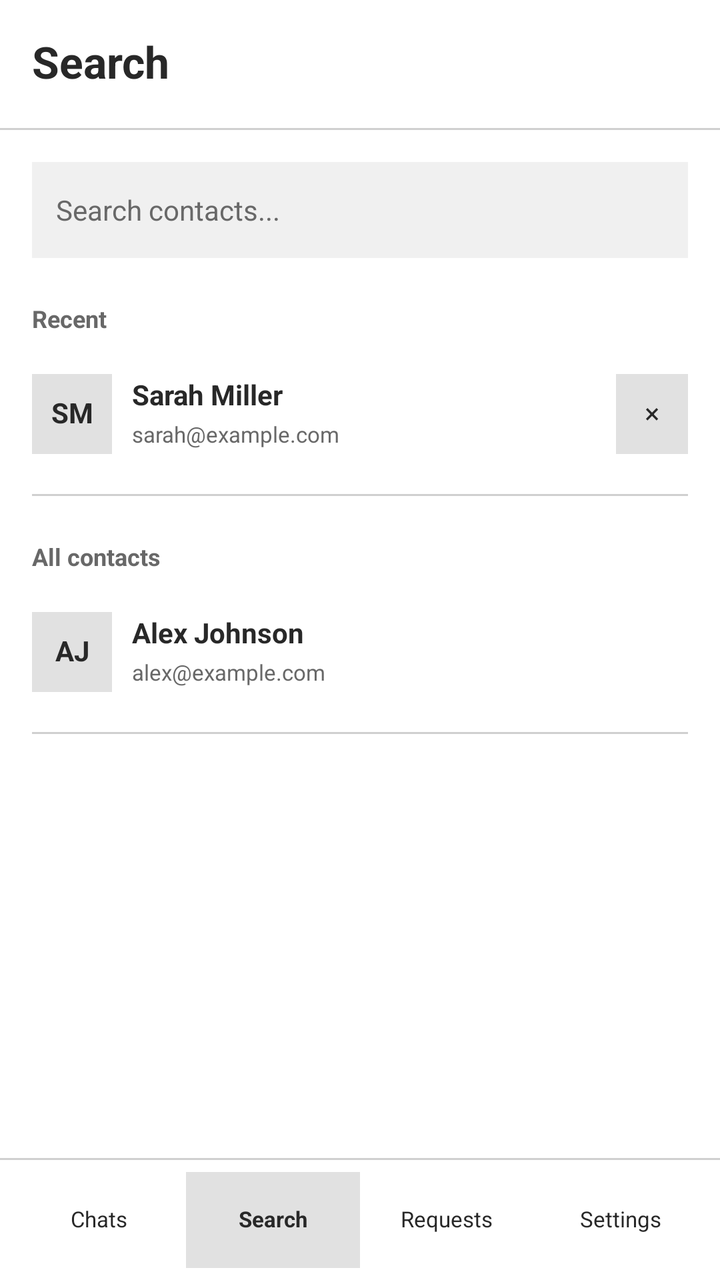
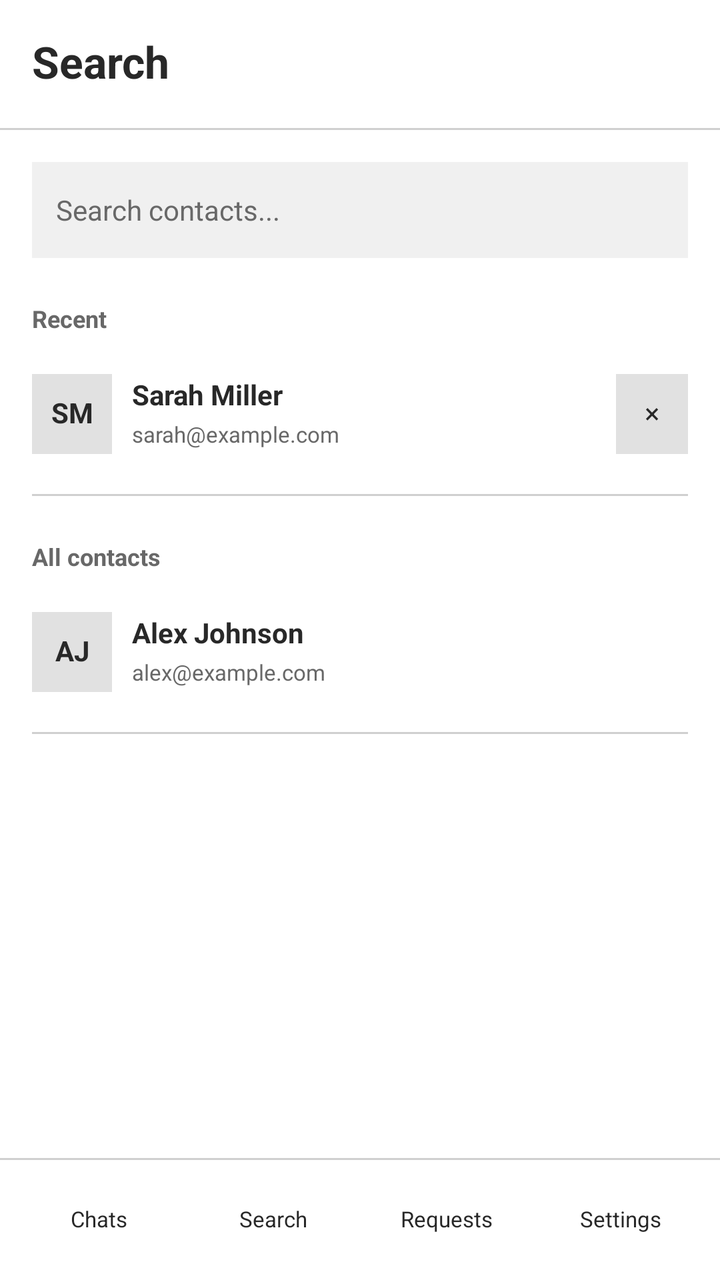

An Android layout rendered at two revisions. The XML below is the earlier revision; the diff shows what the commit changed to produce the second picture.
<!-- AndroidManifest.xml: application theme Theme.OffGrid -->
<!-- res/layout/screen_search.xml -->
<?xml version="1.0" encoding="utf-8"?>
<LinearLayout
    xmlns:android="http://schemas.android.com/apk/res/android"
    xmlns:tools="http://schemas.android.com/tools"
    android:layout_width="match_parent"
    android:layout_height="match_parent"
    android:id="@+id/search_screen"
    android:orientation="vertical"
    android:background="#FFFFFF"
    android:layoutDirection="ltr"
    tools:layout_width="360dp"
    tools:layout_height="720dp"
    tools:ignore="HardcodedText">
    <LinearLayout
        android:layout_width="match_parent"
        android:layout_height="64dp"
        android:orientation="horizontal"
        android:gravity="center_vertical"
        android:paddingStart="16dp"
        android:paddingEnd="12dp">
        <TextView
            android:layout_width="0dp"
            android:layout_height="wrap_content"
            android:text="Search"
            android:textSize="22sp"
            android:textColor="#282828"
            android:fontFamily="sans-serif"
            android:textStyle="bold"
            android:includeFontPadding="false"
            android:layout_weight="1" />
    </LinearLayout>
    <View
        android:layout_width="match_parent"
        android:layout_height="1dp"
        android:background="#D0D0D0" />
    <ScrollView
        android:layout_width="match_parent"
        android:layout_height="0dp"
        android:layout_weight="1"
        android:fillViewport="true"
        android:scrollbars="none">
        <LinearLayout
            android:layout_width="match_parent"
            android:layout_height="wrap_content"
            android:id="@+id/search_content"
            android:orientation="vertical"
            android:padding="16dp">
            <android.widget.EditText
                android:layout_width="match_parent"
                android:layout_height="48dp"
                android:id="@+id/search_query"
                android:hint="Search contacts..."
                android:inputType="textFilter"
                android:textSize="14sp"
                android:textColor="#282828"
                android:textColorHint="#686868"
                android:background="#F0F0F0"
                android:backgroundTint="#F0F0F0"
                android:fontFamily="sans-serif"
                android:paddingStart="12dp"
                android:paddingEnd="12dp"
                android:paddingTop="8dp"
                android:paddingBottom="8dp"
                android:gravity="center_vertical"
                android:singleLine="true"
                android:minWidth="0dp"
                android:minHeight="0dp"
                android:focusable="false"
                android:focusableInTouchMode="false"
                android:clickable="false"
                android:longClickable="false"
                android:cursorVisible="false"
                android:importantForAutofill="no"
                android:saveEnabled="false"
                android:contentDescription="Search contacts" />
            <TextView
                android:layout_width="match_parent"
                android:layout_height="wrap_content"
                android:text="Recent"
                android:textSize="12sp"
                android:textColor="#686868"
                android:fontFamily="sans-serif"
                android:textStyle="bold"
                android:includeFontPadding="false"
                android:layout_marginTop="24dp" />
            <LinearLayout
                android:layout_width="match_parent"
                android:layout_height="80dp"
                android:id="@+id/search_recent_sarah"
                android:orientation="horizontal"
                android:gravity="center_vertical">
                <TextView
                    android:layout_width="40dp"
                    android:layout_height="40dp"
                    android:text="SM"
                    android:textSize="14sp"
                    android:textColor="#282828"
                    android:fontFamily="sans-serif"
                    android:textStyle="bold"
                    android:includeFontPadding="false"
                    android:gravity="center"
                    android:background="#E1E1E1" />
                <LinearLayout
                    android:layout_width="0dp"
                    android:layout_height="wrap_content"
                    android:orientation="vertical"
                    android:layout_weight="1"
                    android:layout_marginStart="10dp">
                    <TextView
                        android:layout_width="match_parent"
                        android:layout_height="wrap_content"
                        android:text="Sarah Miller"
                        android:textSize="14sp"
                        android:textColor="#282828"
                        android:fontFamily="sans-serif"
                        android:textStyle="bold"
                        android:includeFontPadding="false" />
                    <TextView
                        android:layout_width="match_parent"
                        android:layout_height="wrap_content"
                        android:text="sarah@example.com"
                        android:textSize="11sp"
                        android:textColor="#686868"
                        android:fontFamily="sans-serif"
                        android:textStyle="normal"
                        android:includeFontPadding="false"
                        android:layout_marginTop="5dp"
                        android:maxLines="1"
                        android:ellipsize="end" />
                </LinearLayout>
                <android.widget.Button
                    android:layout_width="36dp"
                    android:layout_height="40dp"
                    android:id="@+id/search_remove_recent"
                    android:text="×"
                    android:textSize="14sp"
                    android:textColor="#282828"
                    android:background="#E1E1E1"
                    android:backgroundTint="#E1E1E1"
                    android:fontFamily="sans-serif"
                    android:textAllCaps="false"
                    android:textStyle="normal"
                    android:gravity="center"
                    android:minWidth="0dp"
                    android:minHeight="0dp"
                    android:padding="8dp"
                    android:elevation="0dp"
                    android:stateListAnimator="@null"
                    android:includeFontPadding="false"
                    android:clickable="false"
                    android:focusable="false"
                    android:contentDescription="Remove recent search" />
            </LinearLayout>
            <View
                android:layout_width="match_parent"
                android:layout_height="1dp"
                android:background="#D0D0D0" />
            <TextView
                android:layout_width="match_parent"
                android:layout_height="wrap_content"
                android:text="All contacts"
                android:textSize="12sp"
                android:textColor="#686868"
                android:fontFamily="sans-serif"
                android:textStyle="bold"
                android:includeFontPadding="false"
                android:layout_marginTop="24dp" />
            <LinearLayout
                android:layout_width="match_parent"
                android:layout_height="80dp"
                android:id="@+id/search_contact_alex"
                android:orientation="horizontal"
                android:gravity="center_vertical">
                <TextView
                    android:layout_width="40dp"
                    android:layout_height="40dp"
                    android:text="AJ"
                    android:textSize="14sp"
                    android:textColor="#282828"
                    android:fontFamily="sans-serif"
                    android:textStyle="bold"
                    android:includeFontPadding="false"
                    android:gravity="center"
                    android:background="#E1E1E1" />
                <LinearLayout
                    android:layout_width="0dp"
                    android:layout_height="wrap_content"
                    android:orientation="vertical"
                    android:layout_weight="1"
                    android:layout_marginStart="10dp">
                    <TextView
                        android:layout_width="match_parent"
                        android:layout_height="wrap_content"
                        android:text="Alex Johnson"
                        android:textSize="14sp"
                        android:textColor="#282828"
                        android:fontFamily="sans-serif"
                        android:textStyle="bold"
                        android:includeFontPadding="false" />
                    <TextView
                        android:layout_width="match_parent"
                        android:layout_height="wrap_content"
                        android:text="alex@example.com"
                        android:textSize="11sp"
                        android:textColor="#686868"
                        android:fontFamily="sans-serif"
                        android:textStyle="normal"
                        android:includeFontPadding="false"
                        android:layout_marginTop="5dp"
                        android:maxLines="1"
                        android:ellipsize="end" />
                </LinearLayout>
            </LinearLayout>
            <View
                android:layout_width="match_parent"
                android:layout_height="1dp"
                android:background="#D0D0D0" />
        </LinearLayout>
    </ScrollView>
    <View
        android:layout_width="match_parent"
        android:layout_height="1dp"
        android:background="#D0D0D0" />
    <LinearLayout
        android:layout_width="match_parent"
        android:layout_height="60dp"
        android:orientation="horizontal"
        android:gravity="center_vertical"
        android:padding="6dp">
        <android.widget.Button
            android:layout_width="0dp"
            android:layout_height="48dp"
            android:id="@+id/search_tab_chats"
            android:text="Chats"
            android:textSize="11sp"
            android:textColor="#282828"
            android:background="#FFFFFF"
            android:backgroundTint="#FFFFFF"
            android:fontFamily="sans-serif"
            android:textAllCaps="false"
            android:textStyle="normal"
            android:gravity="center"
            android:minWidth="0dp"
            android:minHeight="0dp"
            android:padding="2dp"
            android:elevation="0dp"
            android:stateListAnimator="@null"
            android:includeFontPadding="false"
            android:clickable="false"
            android:focusable="false"
            android:layout_weight="1" />
        <android.widget.Button
            android:layout_width="0dp"
            android:layout_height="48dp"
            android:id="@+id/search_tab_search"
            android:text="Search"
            android:textSize="11sp"
            android:textColor="#282828"
            android:background="#E1E1E1"
            android:backgroundTint="#E1E1E1"
            android:fontFamily="sans-serif"
            android:textAllCaps="false"
            android:textStyle="bold"
            android:gravity="center"
            android:minWidth="0dp"
            android:minHeight="0dp"
            android:padding="2dp"
            android:elevation="0dp"
            android:stateListAnimator="@null"
            android:includeFontPadding="false"
            android:clickable="false"
            android:focusable="false"
            android:layout_weight="1" />
        <android.widget.Button
            android:layout_width="0dp"
            android:layout_height="48dp"
            android:id="@+id/search_tab_requests"
            android:text="Requests"
            android:textSize="11sp"
            android:textColor="#282828"
            android:background="#FFFFFF"
            android:backgroundTint="#FFFFFF"
            android:fontFamily="sans-serif"
            android:textAllCaps="false"
            android:textStyle="normal"
            android:gravity="center"
            android:minWidth="0dp"
            android:minHeight="0dp"
            android:padding="2dp"
            android:elevation="0dp"
            android:stateListAnimator="@null"
            android:includeFontPadding="false"
            android:clickable="false"
            android:focusable="false"
            android:layout_weight="1" />
        <android.widget.Button
            android:layout_width="0dp"
            android:layout_height="48dp"
            android:id="@+id/search_tab_settings"
            android:text="Settings"
            android:textSize="11sp"
            android:textColor="#282828"
            android:background="#FFFFFF"
            android:backgroundTint="#FFFFFF"
            android:fontFamily="sans-serif"
            android:textAllCaps="false"
            android:textStyle="normal"
            android:gravity="center"
            android:minWidth="0dp"
            android:minHeight="0dp"
            android:padding="2dp"
            android:elevation="0dp"
            android:stateListAnimator="@null"
            android:includeFontPadding="false"
            android:clickable="false"
            android:focusable="false"
            android:layout_weight="1" />
    </LinearLayout>
</LinearLayout>
<!-- resources referenced by this layout -->
<resources>
  <style name="Theme.OffGrid" parent="Base.Theme.OffGrid" />
  <style name="Base.Theme.OffGrid" parent="Theme.Material3.Light.NoActionBar">
          <item name="android:fontFamily">sans-serif</item>
          <item name="android:windowBackground">@color/offgrid_background</item>
          <item name="colorSurface">@color/offgrid_background</item>
          <item name="colorOnSurface">@color/offgrid_text</item>
          <item name="colorOnSurfaceVariant">@color/offgrid_text_secondary</item>
          <item name="colorPrimary">@color/offgrid_text</item>
          <item name="colorOnPrimary">@color/offgrid_background</item>
          <item name="android:colorAccent">@color/offgrid_text</item>
          <item name="android:windowLightStatusBar">true</item>
          <item name="android:windowLightNavigationBar">true</item>
      </style>
  <color name="offgrid_background">#FFFFFF</color>
  <color name="offgrid_text">#282828</color>
  <color name="offgrid_text_secondary">#686868</color>
</resources>

<!-- the commit's change to res/layout/screen_search.xml (unified diff, before → after) -->
@@ -6,7 +6,7 @@
     android:layout_height="match_parent"
     android:id="@+id/search_screen"
     android:orientation="vertical"
-    android:background="#FFFFFF"
+    android:background="@color/offgrid_background"
     android:layoutDirection="ltr"
     tools:layout_width="360dp"
     tools:layout_height="720dp"
@@ -23,7 +23,7 @@
             android:layout_height="wrap_content"
             android:text="Search"
             android:textSize="22sp"
-            android:textColor="#282828"
+            android:textColor="@color/offgrid_text"
             android:fontFamily="sans-serif"
             android:textStyle="bold"
             android:includeFontPadding="false"
@@ -32,7 +32,7 @@
     <View
         android:layout_width="match_parent"
         android:layout_height="1dp"
-        android:background="#D0D0D0" />
+        android:background="@color/offgrid_divider" />
     <ScrollView
         android:layout_width="match_parent"
         android:layout_height="0dp"
@@ -52,10 +52,10 @@
                 android:hint="Search contacts..."
                 android:inputType="textFilter"
                 android:textSize="14sp"
-                android:textColor="#282828"
-                android:textColorHint="#686868"
-                android:background="#F0F0F0"
-                android:backgroundTint="#F0F0F0"
+                android:textColor="@color/offgrid_text"
+                android:textColorHint="@color/offgrid_text_secondary"
+                android:background="@color/offgrid_field"
+                android:backgroundTint="@color/offgrid_field"
                 android:fontFamily="sans-serif"
                 android:paddingStart="12dp"
                 android:paddingEnd="12dp"
@@ -78,7 +78,7 @@
                 android:layout_height="wrap_content"
                 android:text="Recent"
                 android:textSize="12sp"
-                android:textColor="#686868"
+                android:textColor="@color/offgrid_text_secondary"
                 android:fontFamily="sans-serif"
                 android:textStyle="bold"
                 android:includeFontPadding="false"
@@ -94,12 +94,12 @@
                     android:layout_height="40dp"
                     android:text="SM"
                     android:textSize="14sp"
-                    android:textColor="#282828"
+                    android:textColor="@color/offgrid_text"
                     android:fontFamily="sans-serif"
                     android:textStyle="bold"
                     android:includeFontPadding="false"
                     android:gravity="center"
-                    android:background="#E1E1E1" />
+                    android:background="@color/offgrid_button" />
                 <LinearLayout
                     android:layout_width="0dp"
                     android:layout_height="wrap_content"
@@ -111,7 +111,7 @@
                         android:layout_height="wrap_content"
                         android:text="Sarah Miller"
                         android:textSize="14sp"
-                        android:textColor="#282828"
+                        android:textColor="@color/offgrid_text"
                         android:fontFamily="sans-serif"
                         android:textStyle="bold"
                         android:includeFontPadding="false" />
@@ -120,7 +120,7 @@
                         android:layout_height="wrap_content"
                         android:text="sarah@example.com"
                         android:textSize="11sp"
-                        android:textColor="#686868"
+                        android:textColor="@color/offgrid_text_secondary"
                         android:fontFamily="sans-serif"
                         android:textStyle="normal"
                         android:includeFontPadding="false"
@@ -134,9 +134,9 @@
                     android:id="@+id/search_remove_recent"
                     android:text="×"
                     android:textSize="14sp"
-                    android:textColor="#282828"
-                    android:background="#E1E1E1"
-                    android:backgroundTint="#E1E1E1"
+                    android:textColor="@color/offgrid_text"
+                    android:background="@color/offgrid_button"
+                    android:backgroundTint="@color/offgrid_button"
                     android:fontFamily="sans-serif"
                     android:textAllCaps="false"
                     android:textStyle="normal"
@@ -154,13 +154,13 @@
             <View
                 android:layout_width="match_parent"
                 android:layout_height="1dp"
-                android:background="#D0D0D0" />
+                android:background="@color/offgrid_divider" />
             <TextView
                 android:layout_width="match_parent"
                 android:layout_height="wrap_content"
                 android:text="All contacts"
                 android:textSize="12sp"
-                android:textColor="#686868"
+                android:textColor="@color/offgrid_text_secondary"
                 android:fontFamily="sans-serif"
                 android:textStyle="bold"
                 android:includeFontPadding="false"
@@ -176,12 +176,12 @@
                     android:layout_height="40dp"
                     android:text="AJ"
                     android:textSize="14sp"
-                    android:textColor="#282828"
+                    android:textColor="@color/offgrid_text"
                     android:fontFamily="sans-serif"
                     android:textStyle="bold"
                     android:includeFontPadding="false"
                     android:gravity="center"
-                    android:background="#E1E1E1" />
+                    android:background="@color/offgrid_button" />
                 <LinearLayout
                     android:layout_width="0dp"
                     android:layout_height="wrap_content"
@@ -193,7 +193,7 @@
                         android:layout_height="wrap_content"
                         android:text="Alex Johnson"
                         android:textSize="14sp"
-                        android:textColor="#282828"
+                        android:textColor="@color/offgrid_text"
                         android:fontFamily="sans-serif"
                         android:textStyle="bold"
                         android:includeFontPadding="false" />
@@ -202,7 +202,7 @@
                         android:layout_height="wrap_content"
                         android:text="alex@example.com"
                         android:textSize="11sp"
-                        android:textColor="#686868"
+                        android:textColor="@color/offgrid_text_secondary"
                         android:fontFamily="sans-serif"
                         android:textStyle="normal"
                         android:includeFontPadding="false"
@@ -214,106 +214,46 @@
             <View
                 android:layout_width="match_parent"
                 android:layout_height="1dp"
-                android:background="#D0D0D0" />
+                android:background="@color/offgrid_divider" />
         </LinearLayout>
     </ScrollView>
     <View
         android:layout_width="match_parent"
         android:layout_height="1dp"
-        android:background="#D0D0D0" />
-    <LinearLayout
-        android:layout_width="match_parent"
-        android:layout_height="60dp"
-        android:orientation="horizontal"
-        android:gravity="center_vertical"
-        android:padding="6dp">
-        <android.widget.Button
-            android:layout_width="0dp"
-            android:layout_height="48dp"
-            android:id="@+id/search_tab_chats"
-            android:text="Chats"
-            android:textSize="11sp"
-            android:textColor="#282828"
-            android:background="#FFFFFF"
-            android:backgroundTint="#FFFFFF"
-            android:fontFamily="sans-serif"
-            android:textAllCaps="false"
-            android:textStyle="normal"
-            android:gravity="center"
-            android:minWidth="0dp"
-            android:minHeight="0dp"
-            android:padding="2dp"
-            android:elevation="0dp"
-            android:stateListAnimator="@null"
-            android:includeFontPadding="false"
-            android:clickable="false"
-            android:focusable="false"
-            android:layout_weight="1" />
-        <android.widget.Button
-            android:layout_width="0dp"
-            android:layout_height="48dp"
-            android:id="@+id/search_tab_search"
-            android:text="Search"
-            android:textSize="11sp"
-            android:textColor="#282828"
-            android:background="#E1E1E1"
-            android:backgroundTint="#E1E1E1"
-            android:fontFamily="sans-serif"
-            android:textAllCaps="false"
-            android:textStyle="bold"
-            android:gravity="center"
-            android:minWidth="0dp"
-            android:minHeight="0dp"
-            android:padding="2dp"
-            android:elevation="0dp"
-            android:stateListAnimator="@null"
-            android:includeFontPadding="false"
-            android:clickable="false"
-            android:focusable="false"
-            android:layout_weight="1" />
-        <android.widget.Button
-            android:layout_width="0dp"
-            android:layout_height="48dp"
-            android:id="@+id/search_tab_requests"
-            android:text="Requests"
-            android:textSize="11sp"
-            android:textColor="#282828"
-            android:background="#FFFFFF"
-            android:backgroundTint="#FFFFFF"
-            android:fontFamily="sans-serif"
-            android:textAllCaps="false"
-            android:textStyle="normal"
-            android:gravity="center"
-            android:minWidth="0dp"
-            android:minHeight="0dp"
-            android:padding="2dp"
-            android:elevation="0dp"
-            android:stateListAnimator="@null"
-            android:includeFontPadding="false"
-            android:clickable="false"
-            android:focusable="false"
-            android:layout_weight="1" />
-        <android.widget.Button
-            android:layout_width="0dp"
-            android:layout_height="48dp"
-            android:id="@+id/search_tab_settings"
-            android:text="Settings"
-            android:textSize="11sp"
-            android:textColor="#282828"
-            android:background="#FFFFFF"
-            android:backgroundTint="#FFFFFF"
-            android:fontFamily="sans-serif"
-            android:textAllCaps="false"
-            android:textStyle="normal"
-            android:gravity="center"
-            android:minWidth="0dp"
-            android:minHeight="0dp"
-            android:padding="2dp"
-            android:elevation="0dp"
-            android:stateListAnimator="@null"
-            android:includeFontPadding="false"
-            android:clickable="false"
-            android:focusable="false"
-            android:layout_weight="1" />
-    </LinearLayout>
+        android:background="@color/offgrid_divider" />
+    <include
+        android:id="@+id/bottomNavigation"
+        layout="@layout/bottom_navigation"
+        android:layout_width="match_parent"
+        android:layout_height="60dp" />
 </LinearLayout>
+<!-- res/layout/bottom_navigation.xml (included above) -->
+<?xml version="1.0" encoding="utf-8"?>
+<LinearLayout xmlns:android="http://schemas.android.com/apk/res/android"
+    android:layout_width="match_parent"
+    android:layout_height="60dp"
+    android:background="@color/offgrid_background"
+    android:orientation="horizontal"
+    android:gravity="center_vertical"
+    android:padding="6dp">
+
+    <android.widget.Button
+        android:id="@+id/tab_chats"
+        style="@style/Widget.OffGrid.TabButton"
+        android:text="@string/tab_chats" />
+
+    <android.widget.Button
+        android:id="@+id/tab_search"
+        style="@style/Widget.OffGrid.TabButton"
+        android:text="@string/tab_search" />
+
+    <android.widget.Button
+        android:id="@+id/tab_requests"
+        style="@style/Widget.OffGrid.TabButton"
+        android:text="@string/tab_requests" />
+
+    <android.widget.Button
+        android:id="@+id/tab_settings"
+        style="@style/Widget.OffGrid.TabButton"
+        android:text="@string/tab_settings" />
+</LinearLayout>
<!-- resource entries referenced after the edit -->
@@ -1,6 +1,34 @@
 <!-- resources referenced by this layout -->
 <resources>
   <style name="Theme.OffGrid" parent="Base.Theme.OffGrid" />
+  <style name="Widget.OffGrid.ActionButton" parent="@android:style/Widget.Button">
+          <item name="android:layout_width">match_parent</item>
+          <item name="android:layout_height">48dp</item>
+          <item name="android:background">@color/offgrid_button</item>
+          <item name="android:backgroundTint">@color/offgrid_button</item>
+          <item name="android:textColor">@color/offgrid_text</item>
+          <item name="android:textSize">14sp</item>
+          <item name="android:fontFamily">sans-serif</item>
+          <item name="android:textAllCaps">false</item>
+          <item name="android:textStyle">normal</item>
+          <item name="android:gravity">center</item>
+          <item name="android:minWidth">0dp</item>
+          <item name="android:minHeight">0dp</item>
+          <item name="android:padding">8dp</item>
+          <item name="android:elevation">0dp</item>
+          <item name="android:stateListAnimator">@null</item>
+          <item name="android:includeFontPadding">false</item>
+          <item name="android:clickable">true</item>
+          <item name="android:focusable">true</item>
+      </style>
+  <!-- drawable bg_navigation_tab (drawable) -->
+  <?xml version="1.0" encoding="utf-8"?>
+  <selector xmlns:android="http://schemas.android.com/apk/res/android">
+      <item android:state_selected="true" android:drawable="@color/offgrid_button" />
+      <item android:state_pressed="true" android:drawable="@color/offgrid_field" />
+      <item android:state_focused="true" android:drawable="@color/offgrid_field" />
+      <item android:drawable="@color/offgrid_background" />
+  </selector>
   <style name="Base.Theme.OffGrid" parent="Theme.Material3.Light.NoActionBar">
           <item name="android:fontFamily">sans-serif</item>
           <item name="android:windowBackground">@color/offgrid_background</item>
@@ -14,7 +42,22 @@
           <item name="android:windowLightNavigationBar">true</item>
       </style>
   <color name="offgrid_background">#FFFFFF</color>
+  <color name="offgrid_button">#E1E1E1</color>
+  <color name="offgrid_divider">#D0D0D0</color>
+  <color name="offgrid_field">#F0F0F0</color>
   <color name="offgrid_text">#282828</color>
   <color name="offgrid_text_secondary">#686868</color>
+  <string name="tab_chats">Chats</string>
+  <string name="tab_requests">Requests</string>
+  <string name="tab_search">Search</string>
+  <string name="tab_settings">Settings</string>
+  <style name="Widget.OffGrid.TabButton" parent="Widget.OffGrid.ActionButton">
+          <item name="android:layout_width">0dp</item>
+          <item name="android:layout_weight">1</item>
+          <item name="android:background">@drawable/bg_navigation_tab</item>
+          <item name="android:backgroundTint">@null</item>
+          <item name="android:textSize">11sp</item>
+          <item name="android:padding">2dp</item>
+      </style>
 </resources>
 
